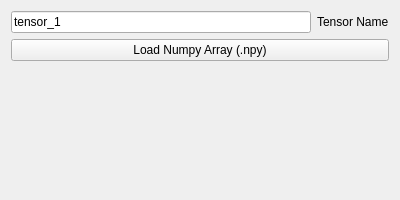
Before: the Qt Designer form src/WhiskerToolbox/DataImport_Widget/Tensors/TensorImport_Widget.ui in paulmthompson/WhiskerToolbox, drawn with Qt 5.
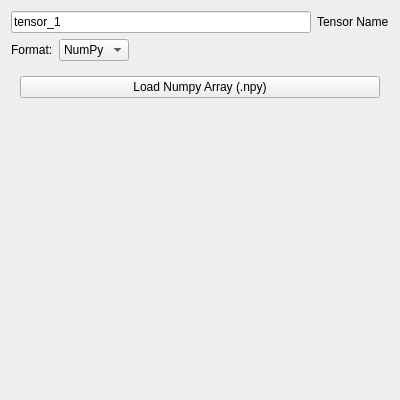
After: the same form once the commit is applied. Custom widgets are drawn as their Qt base class.

Commit message: UI created for saving and loading tensors

The edit to the form file:
```diff
--- a/src/WhiskerToolbox/DataImport_Widget/Tensors/TensorImport_Widget.ui
+++ b/src/WhiskerToolbox/DataImport_Widget/Tensors/TensorImport_Widget.ui
@@ -7,7 +7,7 @@
                 <x>0</x>
                 <y>0</y>
                 <width>400</width>
-                <height>200</height>
+                <height>400</height>
             </rect>
         </property>
         <property name="windowTitle">
@@ -33,10 +33,73 @@
                 </layout>
             </item>
             <item>
-                <widget class="QPushButton" name="load_numpy_button">
-                    <property name="text">
-                        <string>Load Numpy Array (.npy)</string>
+                <layout class="QHBoxLayout" name="loaderTypeLayout">
+                    <item>
+                        <widget class="QLabel" name="label_loader_type">
+                            <property name="text">
+                                <string>Format:</string>
+                            </property>
+                        </widget>
+                    </item>
+                    <item>
+                        <widget class="QComboBox" name="loader_type_combo">
+                            <item>
+                                <property name="text">
+                                    <string>NumPy</string>
+                                </property>
+                            </item>
+                            <item>
+                                <property name="text">
+                                    <string>CSV</string>
+                                </property>
+                            </item>
+                        </widget>
+                    </item>
+                    <item>
+                        <spacer name="loaderTypeSpacer">
+                            <property name="orientation">
+                                <enum>Qt::Orientation::Horizontal</enum>
+                            </property>
+                            <property name="sizeHint" stdset="0">
+                                <size>
+                                    <width>40</width>
+                                    <height>20</height>
+                                </size>
+                            </property>
+                        </spacer>
+                    </item>
+                </layout>
+            </item>
+            <item>
+                <widget class="QStackedWidget" name="stacked_loader_options">
+                    <property name="currentIndex">
+                        <number>0</number>
                     </property>
+                    <widget class="QWidget" name="numpy_page">
+                        <layout class="QVBoxLayout" name="numpyPageLayout">
+                            <item>
+                                <widget class="QPushButton" name="load_numpy_button">
+                                    <property name="text">
+                                        <string>Load Numpy Array (.npy)</string>
+                                    </property>
+                                </widget>
+                            </item>
+                            <item>
+                                <spacer name="numpySpacer">
+                                    <property name="orientation">
+                                        <enum>Qt::Orientation::Vertical</enum>
+                                    </property>
+                                    <property name="sizeHint" stdset="0">
+                                        <size>
+                                            <width>20</width>
+                                            <height>40</height>
+                                        </size>
+                                    </property>
+                                </spacer>
+                            </item>
+                        </layout>
+                    </widget>
+                    <widget class="CSVTensorImport_Widget" name="csv_tensor_import_widget"/>
                 </widget>
             </item>
             <item>
@@ -54,6 +117,14 @@
             </item>
         </layout>
     </widget>
+    <customwidgets>
+        <customwidget>
+            <class>CSVTensorImport_Widget</class>
+            <extends>QWidget</extends>
+            <header>Tensors/CSV/CSVTensorImport_Widget.hpp</header>
+            <container>1</container>
+        </customwidget>
+    </customwidgets>
     <resources/>
     <connections/>
 </ui>
```
Left out of the diff: 2 changed lines with no effect on the pictures. The commit also changes 21 other files.
